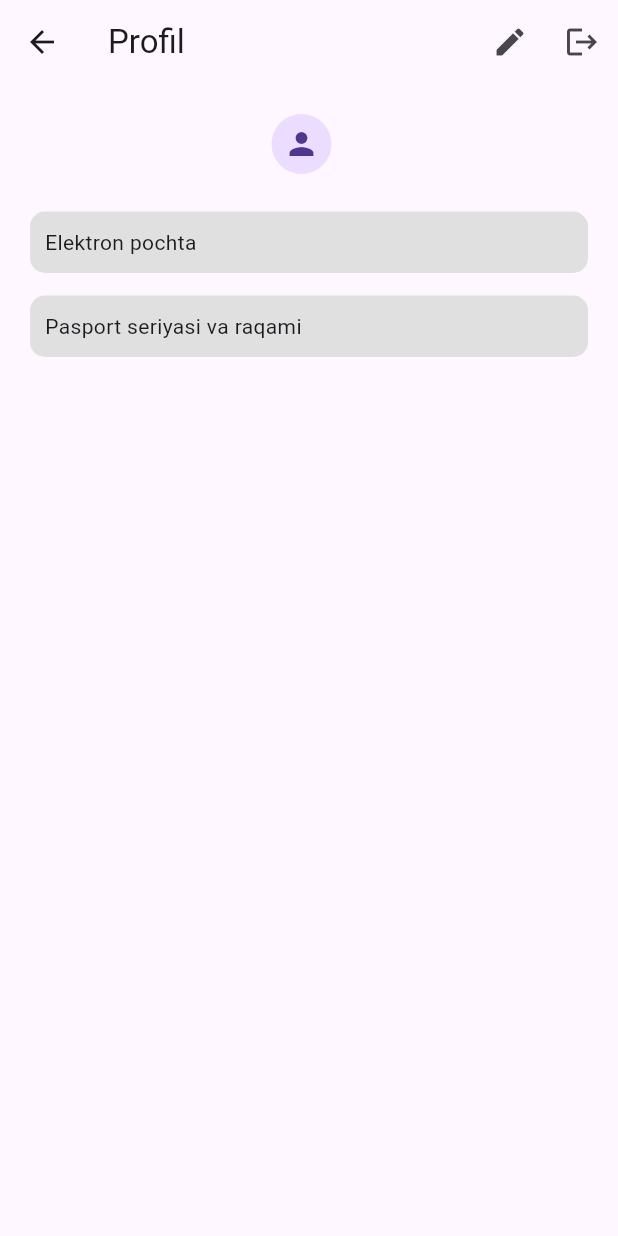
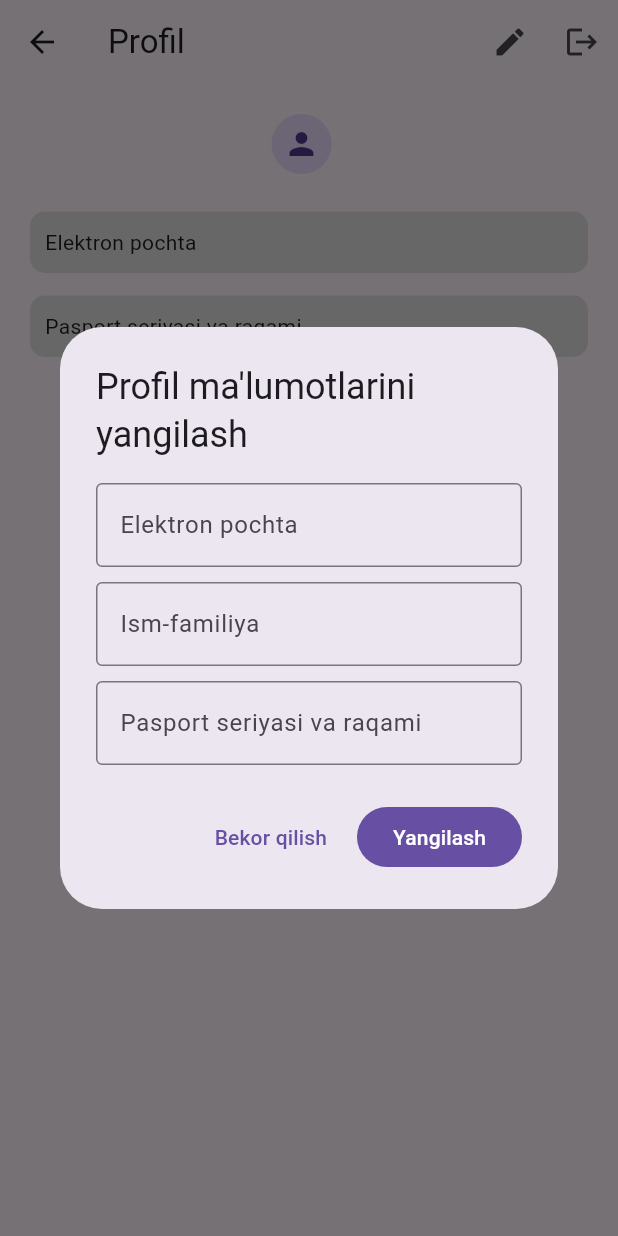
Before and after one commit to khusantoy/davr-mobile, a Flutter app: the ProfileScreen screen opened by its route, after a tap on the "edit" icon, on a phone screen of 412 x 824 dp. Run offline on Flutter 3.47's test engine with Material 3 defaults, Android fonts, the phone set to English and light mode, and no system bars; our stand-ins replace lottie, shared_preferences; accounts and stored records are empty; network calls fail.

Commit message:
added profile edit feature

```diff
--- a/lib/models/user.dart
+++ b/lib/models/user.dart
@@ -1,10 +1,12 @@
 class User {
+  String id;
   String fullName;
   String email;
   String passportId;
   String userId;
 
   User({
+    required this.id,
     required this.fullName,
     required this.email,
     required this.passportId,
@@ -13,6 +15,7 @@ class User {
 
   factory User.fromJson(Map<String, dynamic> json) {
     return User(
+      id: json['id'],
       fullName: json['fullName'],
       email: json['email'],
       passportId: json['passportId'],
@@ -22,6 +25,7 @@ class User {
 
   Map<String, dynamic> toJson() {
     return {
+      'id': id,
       'email': email,
       'fullName': fullName,
       'passportId': passportId,
--- a/lib/views/screens/profile_screen.dart
+++ b/lib/views/screens/profile_screen.dart
@@ -2,6 +2,7 @@ import 'package:davr_mobile/controllers/users_controller.dart';
 import 'package:davr_mobile/main.dart';
 import 'package:davr_mobile/models/user.dart';
 import 'package:davr_mobile/services/auth_http_services.dart';
+import 'package:davr_mobile/views/widgets/edit_user_dialog.dart';
 import 'package:flutter/material.dart';
 
 class ProfileScreen extends StatefulWidget {
@@ -25,6 +26,25 @@ class _ProfileScreenState extends State<ProfileScreen> {
     });
   }
 
+  void editUser(User user) async {
+    final data = await showDialog(
+      context: context,
+      builder: (ctx) {
+        return EditUserDialog(user: user);
+      },
+    );
+
+    if (data != null) {
+      await usersController.editUser(
+        user.id,
+        data['fullName'],
+        data['email'],
+        data['passportId'],
+      );
+      setState(() {});
+    }
+  }
+
   @override
   Widget build(BuildContext context) {
     return Scaffold(
@@ -32,7 +52,7 @@ class _ProfileScreenState extends State<ProfileScreen> {
         title: const Text("Profil"),
         actions: [
           IconButton(
-            onPressed: () {},
+            onPressed: user != null ? () => editUser(user!) : null,
             icon: const Icon(Icons.edit),
           ),
           IconButton(
@@ -53,7 +73,7 @@ class _ProfileScreenState extends State<ProfileScreen> {
       ),
       body: user == null
           ? const Center(
-              child: Text("Ma'lumotlar yuknalmadi"),
+              child: Text("Ma'lumotlar yuklanmadi"),
             )
           : Padding(
               padding: const EdgeInsets.symmetric(horizontal: 20, vertical: 20),
--- /dev/null
+++ b/lib/views/widgets/edit_user_dialog.dart
@@ -0,0 +1,143 @@
+import 'package:davr_mobile/models/user.dart';
+import 'package:flutter/material.dart';
+
+class EditUserDialog extends StatefulWidget {
+  final User? user;
+  const EditUserDialog({super.key, required this.user});
+
+  @override
+  State<EditUserDialog> createState() => _EditUserDialogState();
+}
+
+class _EditUserDialogState extends State<EditUserDialog> {
+  final _formKey = GlobalKey<FormState>();
+
+  TextEditingController emailController = TextEditingController();
+  TextEditingController fullNameController = TextEditingController();
+  TextEditingController passportIdController = TextEditingController();
+
+  String? fullName;
+  String? email;
+  String? passportId;
+
+  @override
+  void initState() {
+    super.initState();
+    if (widget.user != null) {
+      fullName = widget.user!.fullName;
+      email = widget.user!.email;
+      passportId = widget.user!.passportId;
+
+      emailController.text = email!;
+      fullNameController.text = fullName!;
+      passportIdController.text = passportId!;
+    }
+  }
+
+  void submit() {
+    if (_formKey.currentState!.validate()) {
+      _formKey.currentState!.save();
+
+      Navigator.pop(context, {
+        "fullName": fullName,
+        "email": email,
+        "passportId": passportId,
+      });
+      setState(() {});
+    }
+  }
+
+  @override
+  Widget build(BuildContext context) {
+    return AlertDialog(
+      scrollable: true,
+      title: const Text("Profil ma'lumotlarini yangilash"),
+      content: Form(
+        key: _formKey,
+        child: Column(
+          children: [
+            TextFormField(
+              keyboardType: TextInputType.emailAddress,
+              textInputAction: TextInputAction.next,
+              controller: emailController,
+              decoration: const InputDecoration(
+                border: OutlineInputBorder(),
+                labelText: "Elektron pochta",
+              ),
+              validator: (value) {
+                if (value == null || value.trim().isEmpty) {
+                  return "Elektron pochtangizni kiriting";
+                } else {
+                  final emailRegex = RegExp(r'^[^@]+@[^@]+\.[^@]+');
+                  if (!emailRegex.hasMatch(value)) {
+                    return "Elektron pochta xato";
+                  }
+                }
+
+                return null;
+              },
+              onSaved: (newValue) {
+                // save email
+                email = newValue;
+              },
+            ),
+            const SizedBox(
+              height: 10,
+            ),
+            TextFormField(
+              controller: fullNameController,
+              decoration: const InputDecoration(
+                border: OutlineInputBorder(),
+                labelText: "Ism-familiya",
+              ),
+              validator: (value) {
+                if (value == null || value.trim().isEmpty) {
+                  return "Ism-Familiyangizni kiriting";
+                }
+
+                return null;
+              },
+              onSaved: (newValue) {
+                // save fullName
+                fullName = newValue;
+              },
+            ),
+            const SizedBox(
+              height: 10,
+            ),
+            TextFormField(
+              controller: passportIdController,
+              decoration: const InputDecoration(
+                border: OutlineInputBorder(),
+                labelText: "Pasport seriyasi va raqami",
+              ),
+              validator: (value) {
+                if (value == null || value.trim().isEmpty) {
+                  return "Passport seriyasi va raqamni kiriting";
+                }
+
+                return null;
+              },
+              onSaved: (newValue) {
+                // save email
+                passportId = newValue;
+              },
+            ),
+          ],
+        ),
+      ),
+      actions: [
+        TextButton(
+          onPressed: () {
+            Navigator.pop(context);
+          },
+          child: const Text("Bekor qilish"),
+        ),
+        FilledButton(
+          onPressed: submit,
+          child: const Text("Yangilash"),
+        ),
+      ],
+    );
+  }
+}
```
Also changed, not shown: lib/controllers/users_controller.dart (+9 -0 lines), lib/services/users_http_services.dart (+23 -0 lines).
